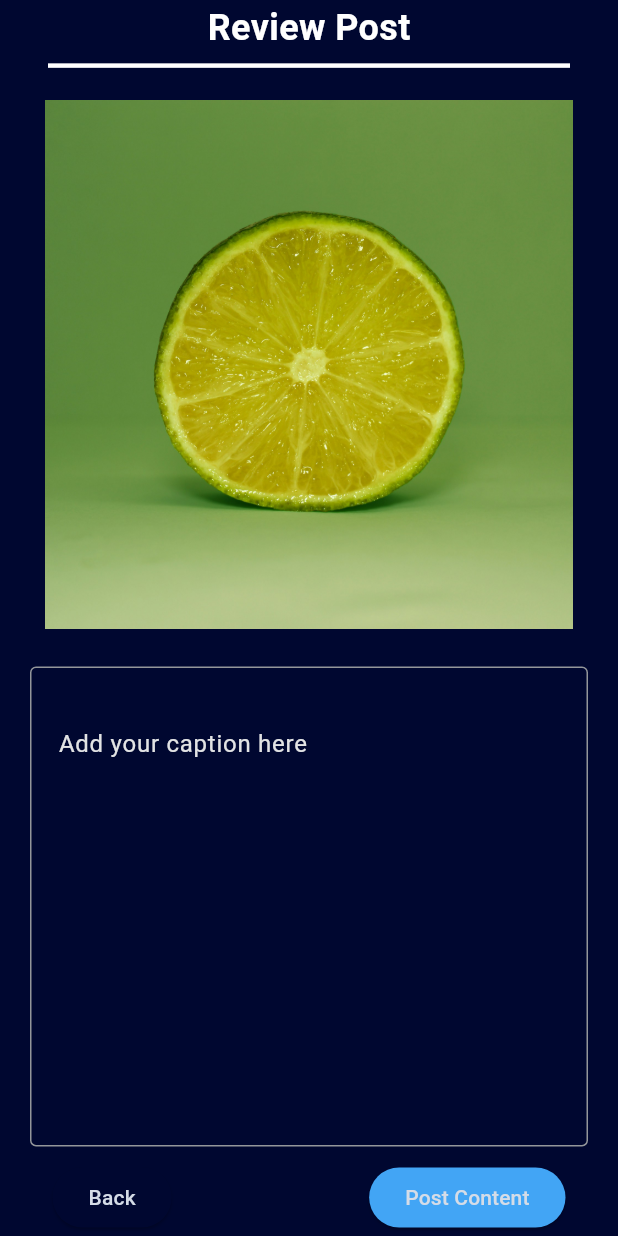
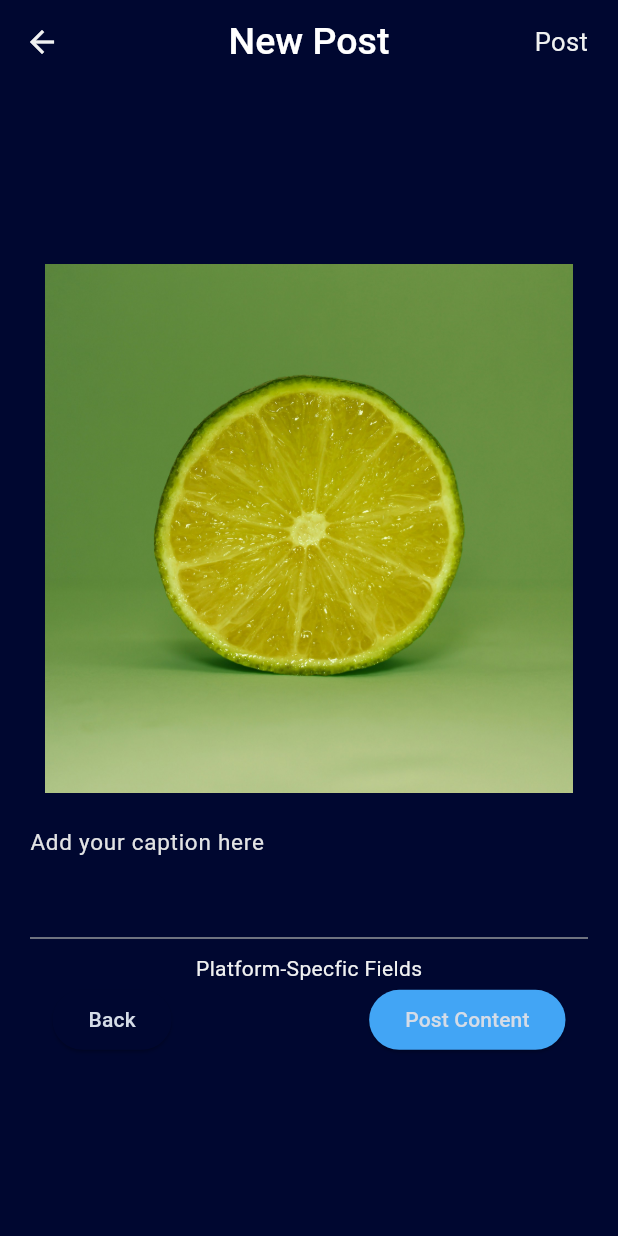
Before and after one commit to WillingDev0812/Blend, a Flutter app: the PostingOverviewPage screen opened by its route, on a phone screen of 412 x 824 dp. Run offline on Flutter 3.47's test engine with Material 3 defaults, Android fonts, the phone set to English and light mode, and no system bars; our stand-ins replace animated_list_plus, cloud_firestore, curved_navigation_bar, firebase_analytics, firebase_auth, firebase_core and 8 more; missing offline and left inert: animated_digit, dart:ffi, extension_google_sign_in_as_googleapis_auth, flex_color_picker, flutter_facebook_auth, googleapis and 1 more; accounts and stored records are empty; network calls fail; project files that could hold a hidden picture were left out.

Commit message:
Updates to overview page

```diff
--- /dev/null
+++ b/blend/lib/components/imageProcessing/image_container.dart
@@ -0,0 +1,32 @@
+import 'package:blend/global_provider.dart';
+import 'package:flutter/material.dart';
+
+class ImageContainer extends StatelessWidget {
+  const ImageContainer({Key? key, required this.provider}) : super(key: key);
+
+  // final File imageFile; // Change the type from String to XFile
+  final GlobalProvider provider;
+
+  @override
+  Widget build(BuildContext context) {
+    if (provider.medias.isNotEmpty) {
+      return Image.file(
+        provider.medias[0],
+      );
+    } else {
+      return provider.selectedMedia != null
+          ? Image.file(
+              provider.selectedMedia!,
+              width: 240,
+              height: 240,
+              fit: BoxFit.cover,
+            )
+          : Container(
+              padding: EdgeInsets.symmetric(horizontal: 10.0),
+              child: Image.asset(
+                provider.defaultImagePath,
+              ),
+            ); // You can replace this with any fallback widget or null widget.
+    }
+  }
+}
--- a/blend/lib/pages/posting/media.dart
+++ b/blend/lib/pages/posting/media.dart
@@ -1,4 +1,5 @@
 import 'dart:io';
+import 'package:blend/components/imageProcessing/image_container.dart';
 import 'package:flutter/material.dart';
 import 'package:provider/provider.dart';
 import 'package:blend/global_provider.dart';
@@ -122,33 +123,3 @@ class _PostingMediaPageState extends State<PostingMediaPage> {
     );
   }
 }
-
-class ImageContainer extends StatelessWidget {
-  const ImageContainer({Key? key, required this.provider}) : super(key: key);
-
-  // final File imageFile; // Change the type from String to XFile
-  final GlobalProvider provider;
-
-  @override
-  Widget build(BuildContext context) {
-    if (provider.medias.isNotEmpty) {
-      return Image.file(
-        provider.medias[0],
-      );
-    } else {
-      return provider.selectedMedia != null
-          ? Image.file(
-              provider.selectedMedia!,
-              width: 240,
-              height: 240,
-              fit: BoxFit.cover,
-            )
-          : Container(
-              padding: EdgeInsets.symmetric(horizontal: 10.0),
-              child: Image.asset(
-                provider.defaultImagePath,
-              ),
-            ); // You can replace this with any fallback widget or null widget.
-    }
-  }
-}
--- a/blend/lib/pages/posting/overview_post.dart
+++ b/blend/lib/pages/posting/overview_post.dart
@@ -1,5 +1,7 @@
 import 'dart:io';
 
+import 'package:blend/components/appBars/sequential_app_bar.dart';
+import 'package:blend/components/imageProcessing/image_container.dart';
 import 'package:blend/models/platformSelection.dart';
 import 'package:blend/pages/profile/profile.dart';
 import 'package:flutter/material.dart';
@@ -15,6 +17,18 @@ class PostingOverviewPage extends StatelessWidget {
     TextEditingController captionController = TextEditingController();
 
     return Scaffold(
+      appBar: SequentialAppBar(
+        leftFunction: () {
+          print('Going back');
+          provider.goToPage(7);
+        },
+        leftIcon: Icons.arrow_back,
+        rightFunction: () {
+          print('Going to profile');
+          provider.goToPage(3);
+        },
+        rightText: "Post",
+      ).build(context),
       body: SafeArea(
         child: Center(
           child: SingleChildScrollView(
@@ -24,44 +38,24 @@ class PostingOverviewPage extends StatelessWidget {
                 child: Column(
                   mainAxisAlignment: MainAxisAlignment.center,
                   children: [
-                    Title(
-                      color: Color(0xFFFFFFFF),
-                      child: Text(
-                        "Review Post",
-                        style: TextStyle(
-                          fontSize: 24.0,
-                          fontWeight: FontWeight.bold,
-                          color: Color.fromARGB(255, 255, 255, 255),
-                        ),
-                      ),
-                    ),
-                    Divider(
-                      color: Color.fromARGB(255, 255, 255, 255),
-                      thickness: 3.0,
-                      indent: 12.0,
-                      endIndent: 12.0,
-                    ),
-                    SizedBox(
-                      height: 15,
-                    ),
                     ImageContainer(provider: provider),
-                    SizedBox(height: 25),
-                    Container(
-                      child: TextField(
-                        controller: captionController,
-                        keyboardType: TextInputType.multiline,
-                        maxLines: 10,
-                        decoration: const InputDecoration(
-                          contentPadding: EdgeInsets.symmetric(
-                              vertical: 40, horizontal: 15),
-                          border: OutlineInputBorder(),
-                          labelText: "Add your caption here",
-                          alignLabelWithHint: true,
-                        ),
+                    TextField(
+                      controller: captionController,
+                      keyboardType: TextInputType.multiline,
+                      maxLines: 3,
+                      decoration: const InputDecoration(
+                        contentPadding:
+                            EdgeInsets.symmetric(vertical: 5, horizontal: 0),
+                        labelText: "Add your caption here",
+                        alignLabelWithHint: true,
+                        labelStyle: TextStyle(fontSize: 15.0),
                       ),
                     ),
                     SizedBox(
                       height: 10,
+                    ),
+                    Center(
+                      child: Text("Platform-Specfic Fields"),
                     ),
                     Container(
                       margin: EdgeInsets.symmetric(horizontal: 15.0),
@@ -88,7 +82,6 @@ class PostingOverviewPage extends StatelessWidget {
                               provider.postAll();
 
                               print("Content posted");
-
                             },
                           ),
                         ],
```
Also changed, not shown: blend/lib/components/appBars/sequential_app_bar.dart (added, +61 -0 lines).
